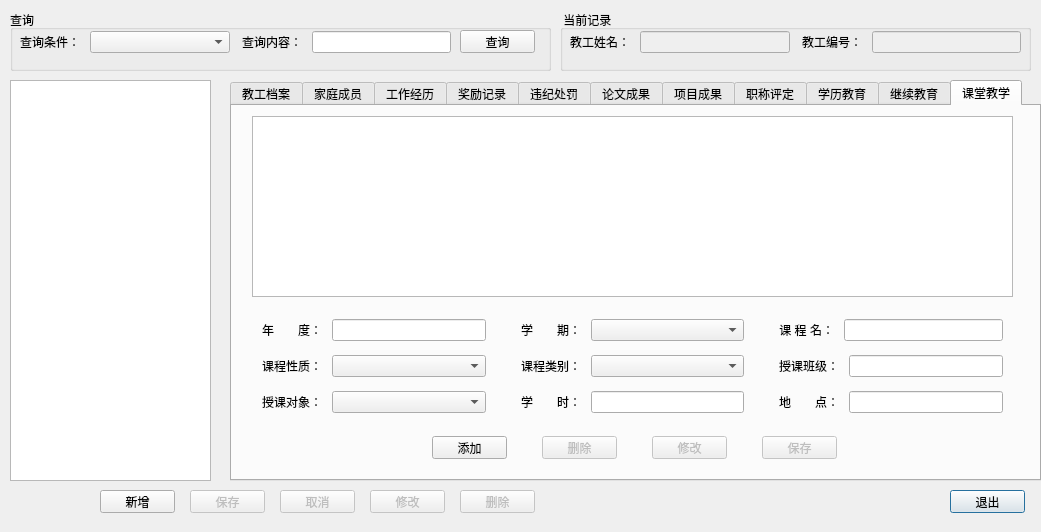
This is src/humanbrowsedialog.ui in laijingwu/Qt-UPMS as Qt 5 draws it before an edit. The edited form follows.
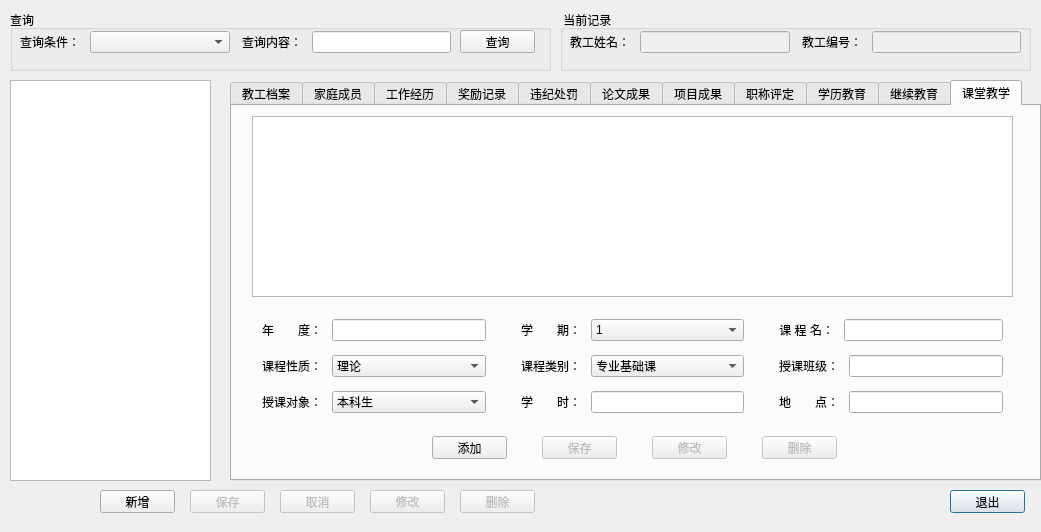
This is the edited form. The open tabs and pages were chosen to show the change.

Commit message: finished humanbrowse dialog.

```diff
--- a/src/humanbrowsedialog.ui
+++ b/src/humanbrowsedialog.ui
@@ -4647,7 +4647,18 @@
            </widget>
           </item>
           <item>
-           <widget class="QComboBox" name="comboBox_41"/>
+           <widget class="QComboBox" name="teaching_combo_semester">
+            <item>
+             <property name="text">
+              <string>1</string>
+             </property>
+            </item>
+            <item>
+             <property name="text">
+              <string>2</string>
+             </property>
+            </item>
+           </widget>
           </item>
          </layout>
         </item>
@@ -4698,7 +4709,18 @@
            </widget>
           </item>
           <item>
-           <widget class="QComboBox" name="comboBox_42"/>
+           <widget class="QComboBox" name="teaching_combo_sort">
+            <item>
+             <property name="text">
+              <string>理论</string>
+             </property>
+            </item>
+            <item>
+             <property name="text">
+              <string>实验</string>
+             </property>
+            </item>
+           </widget>
           </item>
          </layout>
         </item>
@@ -4718,7 +4740,23 @@
            </widget>
           </item>
           <item>
-           <widget class="QComboBox" name="comboBox_43"/>
+           <widget class="QComboBox" name="teaching_combo_level">
+            <item>
+             <property name="text">
+              <string>专业基础课</string>
+             </property>
+            </item>
+            <item>
+             <property name="text">
+              <string>专业必修课</string>
+             </property>
+            </item>
+            <item>
+             <property name="text">
+              <string>专业选修课</string>
+             </property>
+            </item>
+           </widget>
           </item>
          </layout>
         </item>
@@ -4769,7 +4807,23 @@
            </widget>
           </item>
           <item>
-           <widget class="QComboBox" name="comboBox_40"/>
+           <widget class="QComboBox" name="teaching_combo_object">
+            <item>
+             <property name="text">
+              <string>本科生</string>
+             </property>
+            </item>
+            <item>
+             <property name="text">
+              <string>专科生</string>
+             </property>
+            </item>
+            <item>
+             <property name="text">
+              <string>研究生</string>
+             </property>
+            </item>
+           </widget>
           </item>
          </layout>
         </item>
@@ -4825,26 +4879,7 @@
       </item>
      </layout>
     </widget>
-    <widget class="QPushButton" name="pushButton_62">
-     <property name="enabled">
-      <bool>false</bool>
-     </property>
-     <property name="geometry">
-      <rect>
-       <x>310</x>
-       <y>330</y>
-       <width>75</width>
-       <height>23</height>
-      </rect>
-     </property>
-     <property name="text">
-      <string>删除</string>
-     </property>
-     <property name="autoDefault">
-      <bool>false</bool>
-     </property>
-    </widget>
-    <widget class="QPushButton" name="pushButton_63">
+    <widget class="QPushButton" name="btn_teaching_delete">
      <property name="enabled">
       <bool>false</bool>
      </property>
@@ -4857,6 +4892,25 @@
       </rect>
      </property>
      <property name="text">
+      <string>删除</string>
+     </property>
+     <property name="autoDefault">
+      <bool>false</bool>
+     </property>
+    </widget>
+    <widget class="QPushButton" name="btn_teaching_save">
+     <property name="enabled">
+      <bool>false</bool>
+     </property>
+     <property name="geometry">
+      <rect>
+       <x>310</x>
+       <y>330</y>
+       <width>75</width>
+       <height>23</height>
+      </rect>
+     </property>
+     <property name="text">
       <string>保存</string>
      </property>
      <property name="autoDefault">
```
Left out of the diff: 387 changed lines with no effect on the pictures. The commit also changes 4 other files.
